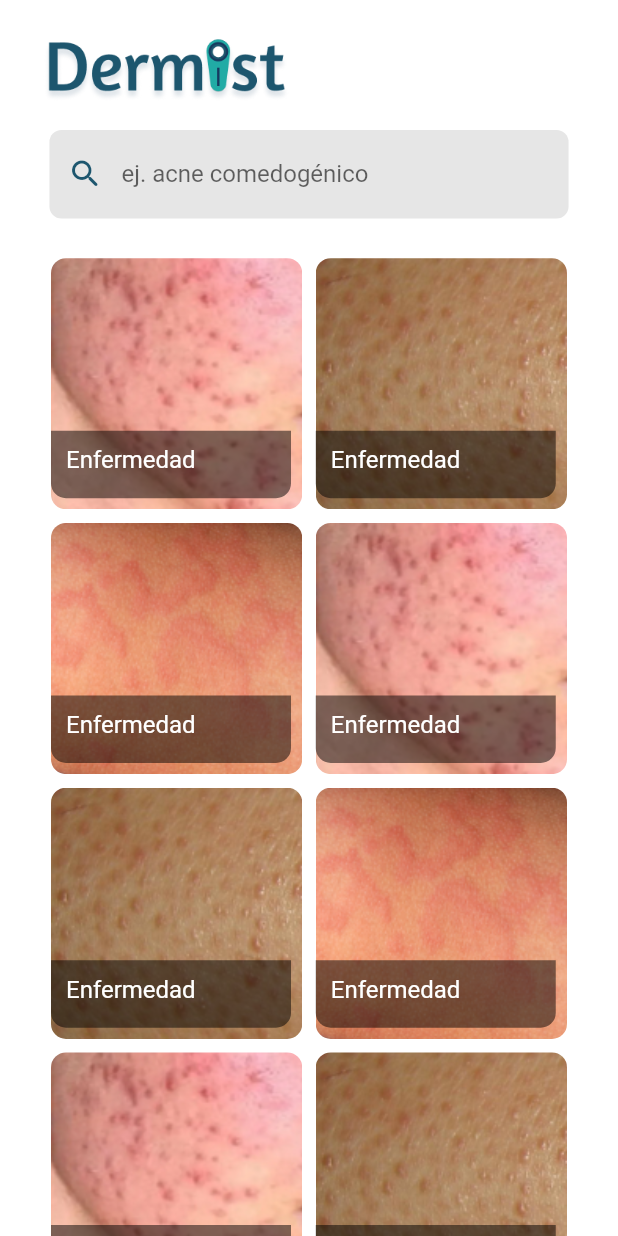
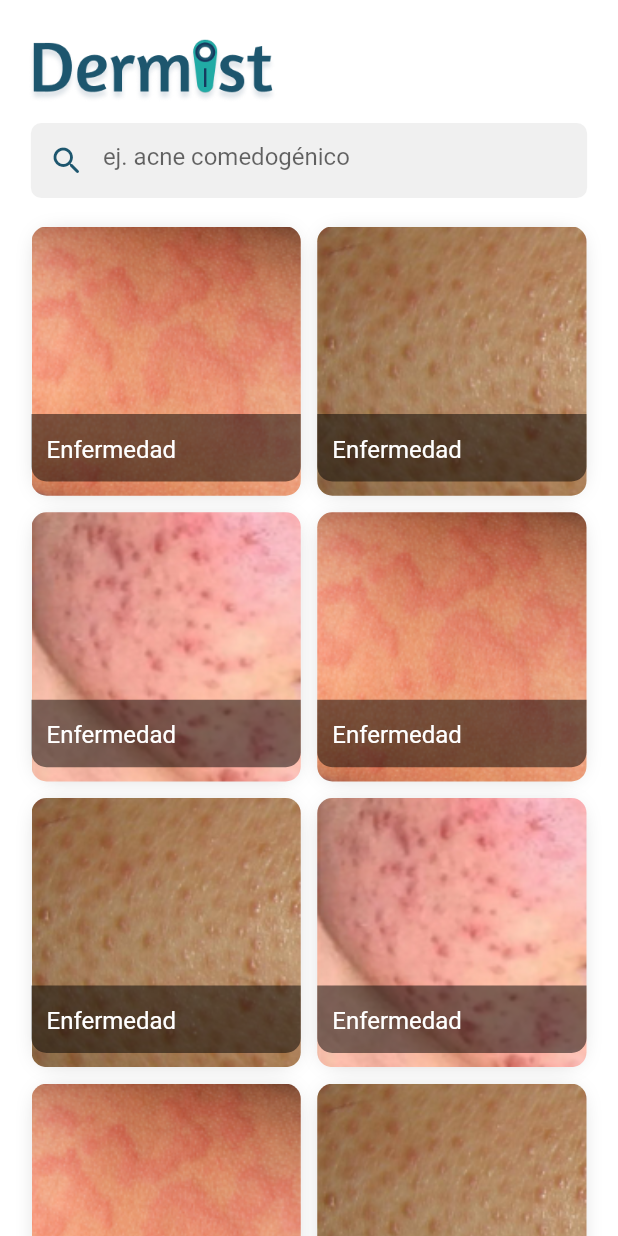
Before and after one commit to Joselian2204/DermistFront, a Flutter app: the HomePage screen opened directly, on a phone screen of 412 x 824 dp. Run offline on Flutter 3.47's test engine with Material 2 defaults, Android fonts, the phone set to English and light mode, and no system bars; our stand-ins replace firebase_analytics, firebase_auth, firebase_core, get, google_sign_in; accounts and stored records are empty.

Commit message:
Home Card v1

```diff
--- a/lib/src/constants/colors.dart
+++ b/lib/src/constants/colors.dart
@@ -7,7 +7,7 @@ const accentWhite = Color(0xFFE3F6F5);
 
 const primaryBlack = Color(0xFF000000);
 const pureWhite = Color(0xFFFFFFFF);
-const primaryGray = Color(0XFFE6E6E6);
+const primaryGray = Color(0x4CCBCBCB);
 
 const smallText = Color(0x80000000);
 
--- /dev/null
+++ b/lib/src/features/authentication/screens/home_page/Widgets/card.dart
@@ -0,0 +1,75 @@
+import 'package:dermist/src/constants/colors.dart';
+import 'package:flutter/material.dart';
+
+class CardModel extends StatelessWidget{
+  const CardModel({Key? key}) : super(key: key);
+
+  @override
+  Widget build(BuildContext context) {
+    final size = MediaQuery.of(context).size;
+
+    final List<String> _listItem = [
+      'assets/images/card/three.png',
+      'assets/images/card/two.png',
+      'assets/images/card/one.png',
+      'assets/images/card/three.png',
+      'assets/images/card/two.png',
+      'assets/images/card/one.png',
+      'assets/images/card/three.png',
+      'assets/images/card/two.png',
+      'assets/images/card/one.png',
+    ];
+
+    return Expanded(
+      child: GridView.count(
+        crossAxisCount: 2,
+        padding: const EdgeInsets.only(left: 17, right: 17, top: 10),
+        crossAxisSpacing: 3,
+        mainAxisSpacing: 3,
+        children: _listItem.map((item) => Card(
+            color: Colors.transparent,
+            elevation: 0,
+            child: Stack(
+              children: [
+                Container(
+                  decoration: BoxDecoration(
+                      borderRadius: BorderRadius.circular(10),
+                      image: DecorationImage(
+                          image: AssetImage(item),
+                          fit: BoxFit.cover
+                      ),
+                    boxShadow: const [
+                      BoxShadow(
+                        offset: Offset(0, 1),
+                        spreadRadius: -5,
+                        blurRadius: 12,
+                        color: Color.fromRGBO(201, 201, 201, 1)
+                      )
+                    ]
+                  ),
+                ),
+                Container(
+                  padding: const EdgeInsets.only(top: 14, left: 10),
+                  margin: const EdgeInsets.only(top: 125),
+                  height: 45,
+                  width: 180,
+                  decoration: const BoxDecoration(
+                      color: transparencyBlack,
+                      borderRadius: BorderRadius.only(bottomLeft: Radius.circular(10),bottomRight: Radius.circular(10))
+                  ),
+                  child: const Text(
+                    'Enfermedad',
+                    style: TextStyle(
+                      color: pureWhite,
+                      fontSize: 16,
+                    ),
+                  ),
+                ),
+              ],
+            )
+        )).toList(),
+      ),
+    );
+  }
+
+}
--- a/lib/src/features/authentication/screens/home_page/Widgets/search_bar.dart
+++ b/lib/src/features/authentication/screens/home_page/Widgets/search_bar.dart
@@ -11,16 +11,18 @@ class SearchBar extends StatelessWidget{
       width: size.width,
       child: Center(
         child: Container(
-          width: size.width * 0.84,
+          width: size.width * 0.9,
+          height: 50,
           child: TextField(
             style: const TextStyle(
               color: secondaryColor,
             ),
             decoration: InputDecoration(
+              errorBorder: InputBorder.none,
               filled: true,
               fillColor: primaryGray,
               border: OutlineInputBorder(
-                borderRadius: BorderRadius.circular(8),
+                borderRadius: BorderRadius.circular(7),
                 borderSide: BorderSide.none
               ),
               hintText: "ej. acne comedogénico",
--- a/lib/src/features/authentication/screens/home_page/home_page.dart
+++ b/lib/src/features/authentication/screens/home_page/home_page.dart
@@ -1,5 +1,6 @@
 import 'package:dermist/src/constants/colors.dart';
 import 'package:dermist/src/constants/image_strings.dart';
+import 'package:dermist/src/features/authentication/screens/home_page/Widgets/card.dart';
 import 'package:dermist/src/features/authentication/screens/home_page/Widgets/search_bar.dart';
 import 'package:flutter/material.dart';
 
@@ -8,30 +9,6 @@ class HomePage extends StatelessWidget{
   @override
   Widget build(BuildContext context) {
     final size = MediaQuery.of(context).size;
-
-    final List<String> _listItem = [
-      'assets/images/card/one.png',
-      'assets/images/card/two.png',
-      'assets/images/card/three.png',
-      'assets/images/card/one.png',
-      'assets/images/card/two.png',
-      'assets/images/card/three.png',
-      'assets/images/card/one.png',
-      'assets/images/card/two.png',
-      'assets/images/card/three.png',
-    ];
-
-    final List<String> _listName = [
-      'Acne',
-      'Queratosis',
-      'Urticaria',
-      'Acne',
-      'Queratosis',
-      'Urticaria',
-      'Acne',
-      'Queratosis',
-      'Urticaria',
-    ];
 
     return Scaffold(
       backgroundColor: pureWhite,
@@ -42,62 +19,21 @@ class HomePage extends StatelessWidget{
             Row(
               children: [
                 SizedBox(
-                  width: size.width * 0.07,
+                  width: size.width * 0.045,
                 ),
-                Image(
+                const Image(
                   image: AssetImage(imagotipoColor),
-                  width: size.width * 0.4,
+                  width: 167,
                 ),
               ],
             ),
             Row(
               children: const [
-                SizedBox(height: 80.0),
+                SizedBox(height:60.0),
                 SearchBar(),
               ],
             ),
-            Expanded(
-              child: GridView.count(
-                crossAxisCount: 2,
-                padding: const EdgeInsets.only(left: 30, right: 30, top: 12),
-                crossAxisSpacing: 1,
-                mainAxisSpacing: 1,
-                children: _listItem.map((item) => Card(
-                  color: Colors.transparent,
-                  elevation: 0,
-                  child: Stack(
-                    children: [
-                      Container(
-                        decoration: BoxDecoration(
-                            borderRadius: BorderRadius.circular(10),
-                            image: DecorationImage(
-                                image: AssetImage(item),
-                                fit: BoxFit.cover
-                            )
-                        ),
-                      ),
-                      Container(
-                        padding: const EdgeInsets.all(10),
-                        margin: const EdgeInsets.only(top: 115),
-                        height: 45,
-                        width: 160,
-                        decoration: const BoxDecoration(
-                            color: transparencyBlack,
-                            borderRadius: BorderRadius.only(bottomLeft: Radius.circular(10),bottomRight: Radius.circular(10))
-                        ),
-                        child: const Text(
-                          'Enfermedad',
-                          style: TextStyle(
-                            color: pureWhite,
-                            fontSize: 16,
-                          ),
-                        ),
-                      ),
-                    ],
-                  )
-                )).toList(),
-              ),
-            ),
+            CardModel(),
           ],
         ),
       ),
```
